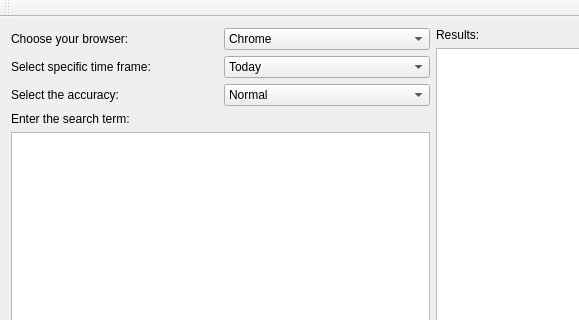
damian-tomczak/SearchBrowser, file SearchBrowser/searchbrowser.ui: the form before one commit; both pictures show x 0 to 579 and y 0 to 320 of the 865 by 452 pixel window.
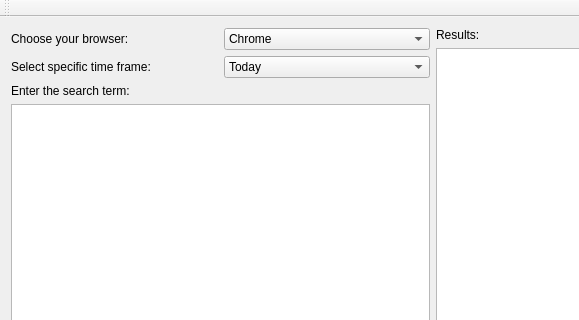
The form after the commit.

```diff
--- a/SearchBrowser/searchbrowser.ui
+++ b/SearchBrowser/searchbrowser.ui
@@ -67,26 +67,6 @@
         </item>
        </layout>
       </item>
-      <item>
-       <layout class="QHBoxLayout" name="horizontalLayout_3">
-        <item>
-         <widget class="QLabel" name="label_2">
-          <property name="text">
-           <string>Select the accuracy:</string>
-          </property>
-         </widget>
-        </item>
-        <item>
-         <widget class="QComboBox" name="Accuracy">
-          <item>
-           <property name="text">
-            <string>Normal</string>
-           </property>
-          </item>
-         </widget>
-        </item>
-       </layout>
-      </item>
       <item>
        <layout class="QVBoxLayout" name="verticalLayout">
         <item>
```
